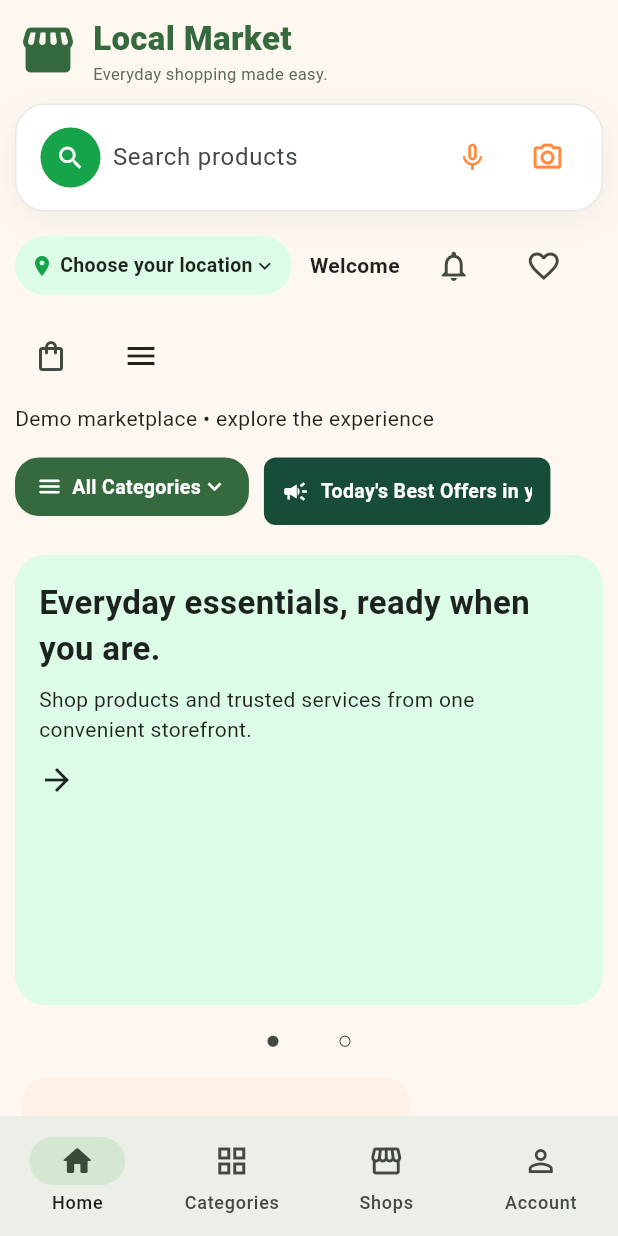
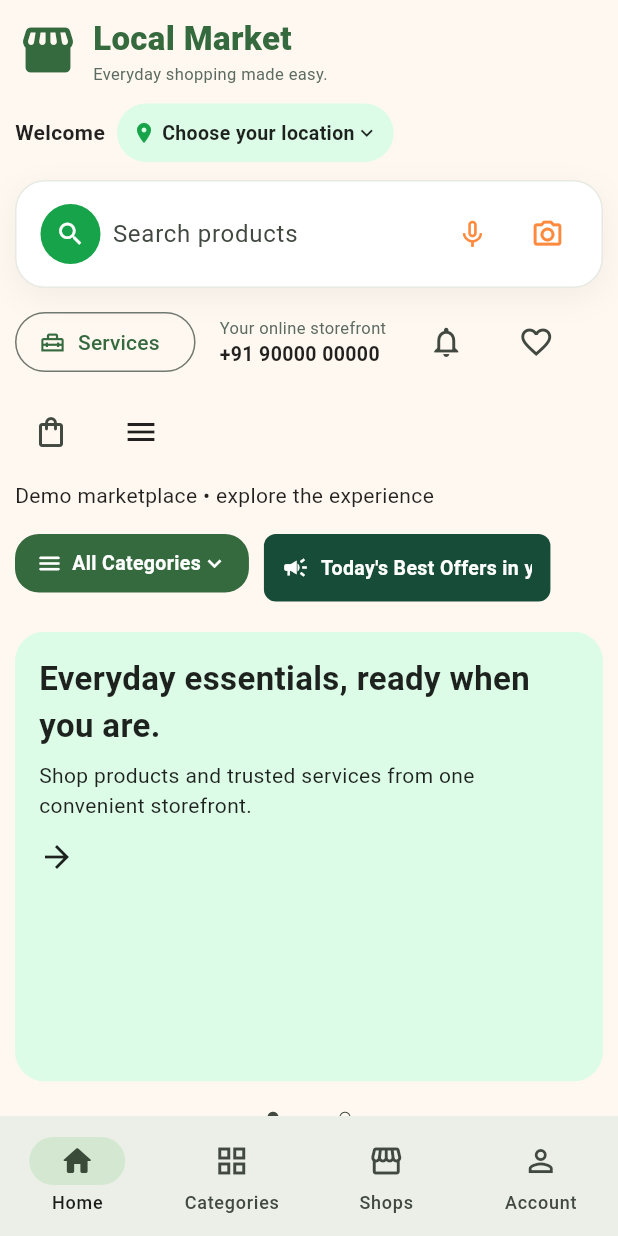
Before and after one commit to seshu1339-sys/my-project, a Flutter app: the first screen one second after launch, on a phone screen of 412 x 824 dp. Run offline on Flutter 3.47's test engine with Material 3 defaults, Android fonts, the phone set to English and light mode, and no system bars; our stand-ins replace cloud_firestore, cloud_functions, firebase_auth, firebase_core, firebase_messaging, firebase_storage and 7 more; missing offline and left inert: dart:js_interop; accounts and stored records are empty; Roboto replaces fonts that are missing (Arial).

Commit message:
Header: show Services and office info directly, move location next to logo
Matches the hand-drawn wireframe layout: logo -> greeting+location pill
-> search -> Services shortcut -> office address/phone, instead of
burying Services and Office/Head Office behind the hamburger menu. Pure
reordering/exposure of existing data and callbacks (onServices, the
existing office() dialog, store.business fields) -- no new data model
or backend changes.

Co-Authored-By: Claude Sonnet 5 <noreply@anthropic.com>

```diff
--- a/lib/ui/responsive_header_bar.dart
+++ b/lib/ui/responsive_header_bar.dart
@@ -197,17 +197,21 @@ class ResponsiveHeader extends StatelessWidget {
                     ),
                   ],
                 ),
-                SizedBox(
-                  width: narrow ? c.maxWidth : math.max(260, c.maxWidth * .35),
-                  child: ResponsiveSearchBox(
-                    layout: layoutFor(context, settings, 'search'),
-                    controller: search,
-                    onChanged: onSearch,
-                    onAssistedSearch: onAssistedSearch,
+                // User greeting + compact location pill (matches the
+                // reference design's "📍 Narsipatnam ▾" style) — same
+                // onLocation callback. Grouped together, right after the
+                // logo, to match the wireframe's "user name + location"
+                // block.
+                Row(
+                  mainAxisSize: MainAxisSize.min,
+                  children: [
+                    Text(
+                      store.profileName.isEmpty
+                          ? 'Welcome'.tr(context)
+                          : 'Hello {name}'.tr(context, {'name': store.profileName}),
+                      style: const TextStyle(fontWeight: FontWeight.w700),
                     ),
-                ),
-                // Compact location pill (matches the reference design's
-                // "📍 Narsipatnam ▾" style) — same onLocation callback.
+                    const SizedBox(width: 8),
                     Material(
                       color: AppTokens.primaryLight,
                       borderRadius: BorderRadius.circular(AppTokens.radiusLg),
@@ -242,11 +246,56 @@ class ResponsiveHeader extends StatelessWidget {
                         ),
                       ),
                     ),
+                  ],
+                ),
+                SizedBox(
+                  width: narrow ? c.maxWidth : math.max(260, c.maxWidth * .35),
+                  child: ResponsiveSearchBox(
+                    layout: layoutFor(context, settings, 'search'),
+                    controller: search,
+                    onChanged: onSearch,
+                    onAssistedSearch: onAssistedSearch,
+                  ),
+                ),
+                // Visible "Services" shortcut (was hamburger-menu-only) —
+                // matches the wireframe showing it directly in the header.
+                OutlinedButton.icon(
+                  onPressed: onServices,
+                  icon: const Icon(Icons.home_repair_service_outlined, size: 18),
+                  label: Text('Services'.tr(context)),
+                ),
+                // Visible office address + phone (was hamburger-menu-only,
+                // behind "Office / Head Office") — matches the wireframe
+                // showing it directly in the header.
+                InkWell(
+                  borderRadius: BorderRadius.circular(AppTokens.radiusLg),
+                  onTap: () => office(context),
+                  child: Padding(
+                    padding: const EdgeInsets.symmetric(horizontal: 4, vertical: 4),
+                    child: ConstrainedBox(
+                      constraints: const BoxConstraints(maxWidth: 220),
+                      child: Column(
+                        crossAxisAlignment: CrossAxisAlignment.start,
+                        mainAxisSize: MainAxisSize.min,
+                        children: [
+                          if (store.business.text('address').isNotEmpty)
                             Text(
-                  store.profileName.isEmpty
-                      ? 'Welcome'.tr(context)
-                      : 'Hello {name}'.tr(context, {'name': store.profileName}),
-                  style: const TextStyle(fontWeight: FontWeight.w700),
+                              store.business.text('address'),
+                              maxLines: 1,
+                              overflow: TextOverflow.ellipsis,
+                              style: const TextStyle(fontSize: 11, color: AppTokens.textMuted),
+                            ),
+                          if (store.business.text('phone').isNotEmpty)
+                            Text(
+                              store.business.text('phone'),
+                              maxLines: 1,
+                              overflow: TextOverflow.ellipsis,
+                              style: const TextStyle(fontWeight: FontWeight.w600, fontSize: 13),
+                            ),
+                        ],
+                      ),
+                    ),
+                  ),
                 ),
                 IconButton(
                   tooltip: 'Notifications'.tr(context),
@@ -278,10 +327,6 @@ class ResponsiveHeader extends StatelessWidget {
                     switch (value) {
                       case 'account':
                         onAccount();
-                      case 'services':
-                        onServices();
-                      case 'office':
-                        await office(context);
                       case 'seller':
                         await becomeASeller(context);
                       default:
@@ -295,22 +340,6 @@ class ResponsiveHeader extends StatelessWidget {
                         const Icon(Icons.person_outline, size: 18),
                         const SizedBox(width: 10),
                         Text('Your account'.tr(context)),
-                      ]),
-                    ),
-                    PopupMenuItem(
-                      value: 'services',
-                      child: Row(children: [
-                        const Icon(Icons.home_repair_service_outlined, size: 18),
-                        const SizedBox(width: 10),
-                        Text('Services'.tr(context)),
-                      ]),
-                    ),
-                    PopupMenuItem(
-                      value: 'office',
-                      child: Row(children: [
-                        const Icon(Icons.apartment_outlined, size: 18),
-                        const SizedBox(width: 10),
-                        Text('Office / Head Office'.tr(context)),
                       ]),
                     ),
                     PopupMenuItem(
```
Lines whose indentation alone changed are shown as unchanged.
